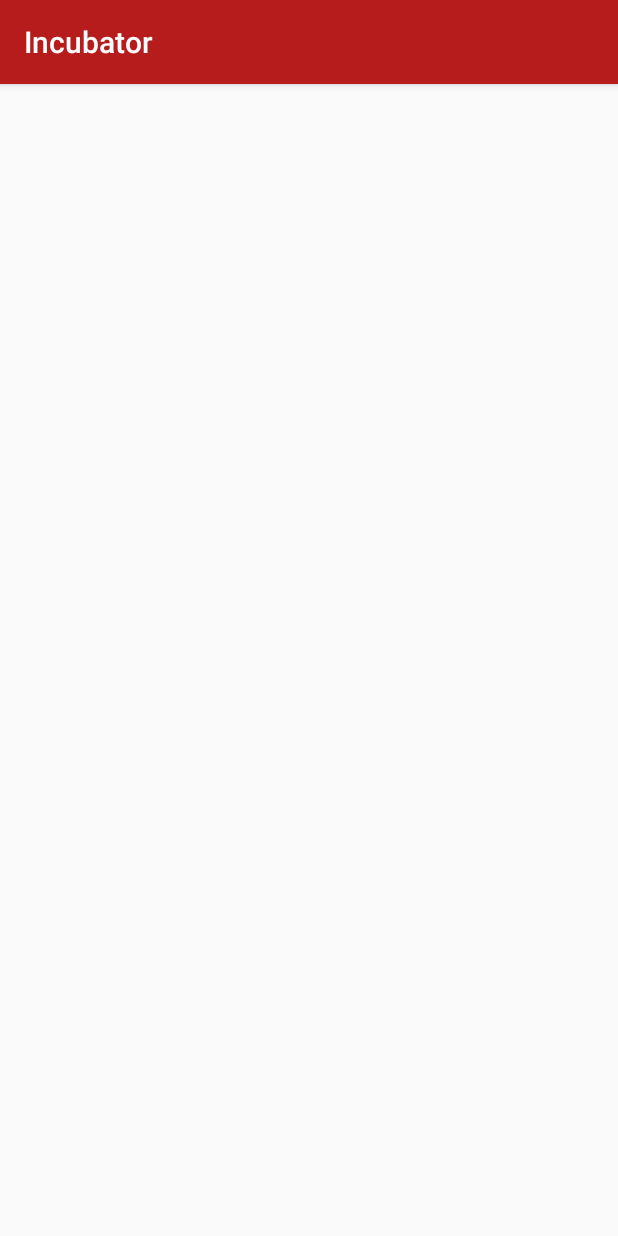
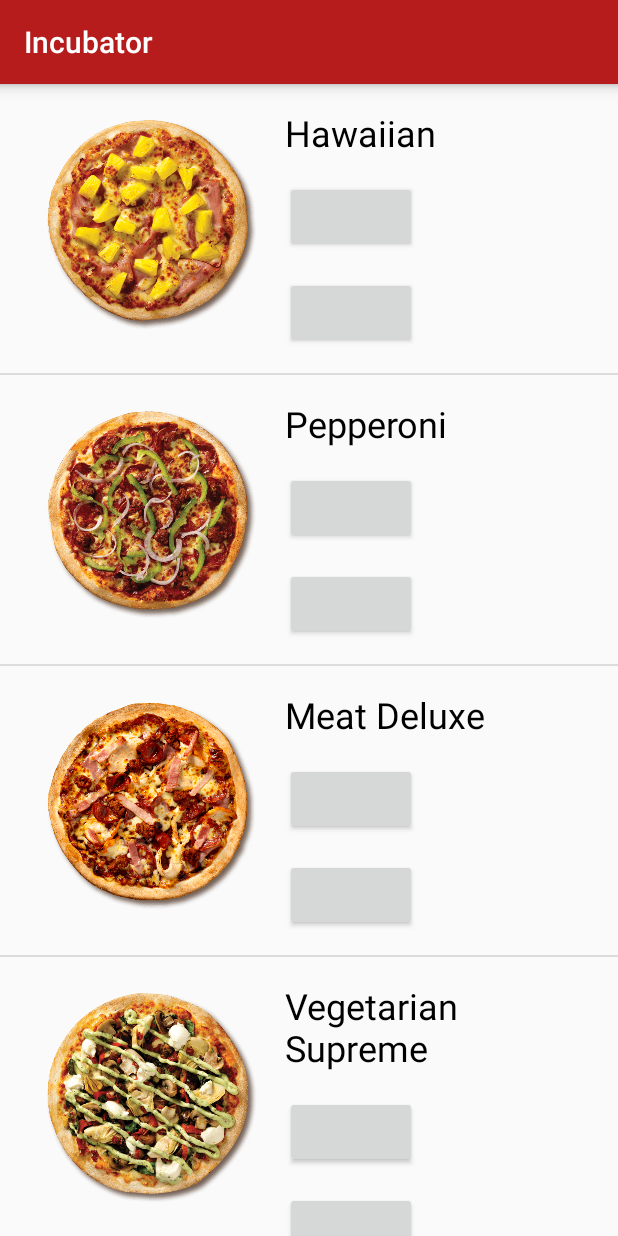
Before and after one commit to Camerash/Incubator, an Android app: the screen it shows after launch (MainActivity), on a phone screen of 412 x 824 dp. Run offline under Robolectric (Android 15) with nearby library versions, the phone set to English and light mode, and no system bars; plain views replace NoboButton.

Commit message:
feat: finish main activity

```diff
--- a/app/src/main/java/com/camerash/incubator/MainActivity.kt
+++ b/app/src/main/java/com/camerash/incubator/MainActivity.kt
@@ -1,25 +1,66 @@
 package com.camerash.incubator
 
+import android.content.Intent
 import android.os.Bundle
 import android.support.v7.app.AppCompatActivity
+import android.support.v7.widget.DividerItemDecoration
+import android.support.v7.widget.LinearLayoutManager
 import android.support.v7.widget.RecyclerView
 import android.view.LayoutInflater
 import android.view.View
 import android.view.ViewGroup
 import com.camerash.incubator.model.Pizza
+import kotlinx.android.synthetic.main.activity_main.*
+import kotlinx.android.synthetic.main.item_pizza.view.*
 
 class MainActivity : AppCompatActivity() {
 
     override fun onCreate(savedInstanceState: Bundle?) {
         super.onCreate(savedInstanceState)
         setContentView(R.layout.activity_main)
+        setupView()
+        setupRecyclerView()
+    }
+
+    private fun setupView() {
+        welcome_message.text = getString(R.string.welcome_message)
+    }
+
+    private fun setupRecyclerView() {
+        pizza_recycler_view.addItemDecoration(DividerItemDecoration(this, DividerItemDecoration.VERTICAL))
+        pizza_recycler_view.layoutManager = LinearLayoutManager(this)
+        pizza_recycler_view.adapter = PizzaAdapter(pizzaList)
+    }
+
+    companion object {
+        val pizzaList = listOf(
+            Pizza(
+                "Hawaiian",
+                R.drawable.pizza_hawaiian
+            ),
+            Pizza(
+                "Pepperoni",
+                R.drawable.pizza_pepperoni
+            ),
+            Pizza(
+                "Meat Deluxe",
+                R.drawable.pizza_meat_deluxe
+            ),
+            Pizza(
+                "Vegetarian Supreme",
+                R.drawable.pizza_vegetarian_supreme
+            ),Pizza(
+                "Ham & Cheese",
+                R.drawable.pizza_ham_and_cheese
+            )
+        )
     }
 
     inner class PizzaAdapter(private val pizzaList: List<Pizza>) :
             RecyclerView.Adapter<RecyclerView.ViewHolder>() {
 
         override fun onCreateViewHolder(parent: ViewGroup, viewType: Int): RecyclerView.ViewHolder =
-                PizzaViewHolder(LayoutInflater.from(parent.context).inflate(R.layout.item_topping, parent, false))
+                PizzaViewHolder(LayoutInflater.from(parent.context).inflate(R.layout.item_pizza, parent, false))
 
         override fun getItemCount(): Int = pizzaList.size
 
@@ -31,7 +72,17 @@ class MainActivity : AppCompatActivity() {
         internal inner class PizzaViewHolder(itemView: View) : RecyclerView.ViewHolder(itemView) {
 
             fun bind(pizza: Pizza) {
+                itemView.image.setImageResource(pizza.drawableRes)
+                itemView.pizza_name.text = pizza.name
 
+                itemView.order_button.setOnClickListener {
+                    // Directly go to order page
+                }
+
+                itemView.customize_button.setOnClickListener {
+                    // Go to topping slider page
+                    startActivity(Intent(this@MainActivity, ToppingPickerActivity::class.java))
+                }
             }
         }
     }
--- a/app/src/main/java/com/camerash/incubator/ToppingPickerActivity.kt
+++ b/app/src/main/java/com/camerash/incubator/ToppingPickerActivity.kt
@@ -21,12 +21,20 @@ class ToppingPickerActivity : AppCompatActivity() {
     override fun onCreate(savedInstanceState: Bundle?) {
         super.onCreate(savedInstanceState)
         setContentView(R.layout.activity_topping_picker)
+        setupView()
         setupRecyclerView()
     }
 
     override fun onCreateOptionsMenu(menu: Menu): Boolean {
         menuInflater.inflate(R.menu.menu_main, menu)
         return super.onCreateOptionsMenu(menu)
+    }
+
+    private fun setupView() {
+        back_button.setOnClickListener { finish() }
+        next_button.setOnClickListener {
+            //TODO
+        }
     }
 
     private fun setupRecyclerView() {
--- a/app/src/main/res/layout/activity_main.xml
+++ b/app/src/main/res/layout/activity_main.xml
@@ -11,17 +11,20 @@
 
         <TextView
             android:id="@+id/welcome_message"
-            android:layout_width="wrap_content"
+            android:layout_width="match_parent"
             android:layout_height="wrap_content"
-            android:layout_margin="16dp"
+            android:background="@android:color/white"
+            android:padding="16dp"
             android:textSize="36sp"
-            android:textStyle="bold" />
+            android:textStyle="bold"
+            android:elevation="8dp"/>
 
         <android.support.v7.widget.RecyclerView
             android:id="@+id/pizza_recycler_view"
             android:layout_width="match_parent"
             android:layout_height="wrap_content"
-            android:layout_below="@id/welcome_message"/>
+            android:layout_below="@id/welcome_message"
+            android:nestedScrollingEnabled="false" />
 
     </RelativeLayout>
 
--- a/app/src/main/res/layout/item_pizza.xml
+++ b/app/src/main/res/layout/item_pizza.xml
@@ -4,52 +4,64 @@
     android:layout_width="match_parent"
     android:layout_height="wrap_content"
     android:layout_gravity="center"
-                android:padding="24dp">
+    android:paddingLeft="24dp"
+    android:paddingTop="16dp"
+    android:paddingRight="24dp"
+    android:paddingBottom="16dp">
 
     <ImageView
         android:id="@+id/image"
         android:layout_width="150dp"
         android:layout_height="150dp"
         android:layout_marginEnd="16dp"
-            android:scaleType="centerInside"/>
+        android:scaleType="centerInside" />
+
+    <LinearLayout
+        android:layout_width="wrap_content"
+        android:layout_height="wrap_content"
+        android:layout_toEndOf="@id/image"
+        android:orientation="vertical"
+        android:layout_centerVertical="true">
 
         <TextView
             android:id="@+id/pizza_name"
             android:layout_width="wrap_content"
             android:layout_height="wrap_content"
-            android:layout_toEndOf="@id/image"
-            android:textSize="24sp"
             android:textColor="@android:color/black"
-            android:layout_centerHorizontal="true"/>
+            android:textSize="24sp" />
 
         <com.ornach.nobobutton.NoboButton
             android:id="@+id/order_button"
             android:layout_width="wrap_content"
             android:layout_height="wrap_content"
             android:layout_marginTop="16dp"
-            android:layout_below="@id/pizza_name"
-            android:layout_toEndOf="@id/image"
-            app:nb_text="@string/order"
+            android:paddingStart="16dp"
+            android:paddingEnd="16dp"
+            app:nb_backgroundColor="@android:color/transparent"
             app:nb_borderColor="@android:color/holo_red_dark"
             app:nb_borderWidth="2dp"
-            app:nb_backgroundColor="@android:color/transparent"
             app:nb_focusColor="@color/translucent_red"
+            app:nb_radius="4dp"
+            app:nb_text="@string/order"
             app:nb_textColor="@android:color/holo_red_dark"
-            app:nb_radius="4dp"/>
+            app:nb_textSize="18sp" />
 
         <com.ornach.nobobutton.NoboButton
-            android:id="@+id/order_button"
+            android:id="@+id/customize_button"
             android:layout_width="wrap_content"
             android:layout_height="wrap_content"
             android:layout_marginTop="16dp"
-            android:layout_below="@id/pizza_name"
-            android:layout_toEndOf="@id/image"
-            app:nb_text="@string/order"
+            android:paddingStart="16dp"
+            android:paddingEnd="16dp"
+            app:nb_backgroundColor="@android:color/transparent"
             app:nb_borderColor="@android:color/holo_red_dark"
             app:nb_borderWidth="2dp"
-            app:nb_backgroundColor="@android:color/transparent"
             app:nb_focusColor="@color/translucent_red"
+            app:nb_radius="4dp"
+            app:nb_text="@string/customize"
             app:nb_textColor="@android:color/holo_red_dark"
-            app:nb_radius="4dp"/>
+            app:nb_textSize="18sp" />
+
+    </LinearLayout>
 
 </RelativeLayout>
--- a/app/src/main/res/values/strings.xml
+++ b/app/src/main/res/values/strings.xml
@@ -5,6 +5,7 @@
     <string name="back">&lt; Back</string>
     <string name="next">Next &gt;</string>
 
+    <string name="welcome_message">Welcome, Reuben</string>
     <string name="order">Order</string>
     <string name="customize">Customize</string>
 </resources>
```
Also changed, not shown: app/src/main/res/drawable-nodpi/pizza_ham_and_cheese.png (added), app/src/main/res/drawable-nodpi/pizza_hawaiian.png (added), app/src/main/res/drawable-nodpi/pizza_meat_deluxe.png (added), app/src/main/res/drawable-nodpi/pizza_pepperoni.png (added), app/src/main/res/drawable-nodpi/pizza_vegetarian_supreme.png (added). Lines whose indentation alone changed are shown as unchanged.
